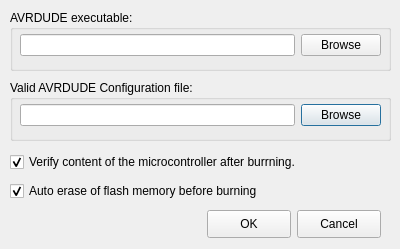
positronic57/USBtinyISPGUI, file configureDialog.ui: the form before one commit.
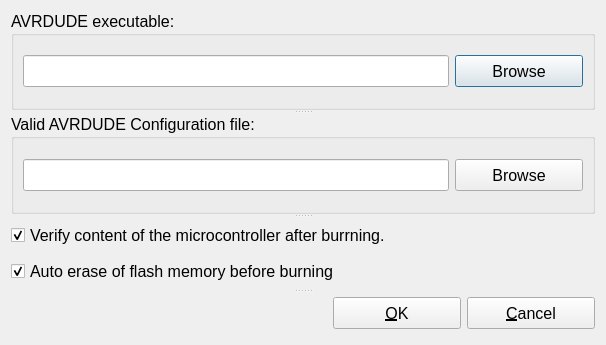
The form after the commit.

```diff
--- a/configureDialog.ui
+++ b/configureDialog.ui
@@ -6,8 +6,8 @@
    <rect>
     <x>0</x>
     <y>0</y>
-    <width>400</width>
-    <height>249</height>
+    <width>606</width>
+    <height>345</height>
    </rect>
   </property>
   <property name="font">
@@ -19,69 +19,32 @@
   <property name="windowTitle">
    <string>Configure USBtinyISP GUI</string>
   </property>
-  <widget class="QGroupBox" name="groupBox">
-   <property name="geometry">
-    <rect>
-     <x>10</x>
-     <y>80</y>
-     <width>381</width>
-     <height>61</height>
-    </rect>
-   </property>
-   <property name="title">
-    <string>Valid AVRDUDE Configuration file:</string>
-   </property>
-   <widget class="QWidget" name="layoutWidget">
-    <property name="geometry">
-     <rect>
-      <x>10</x>
-      <y>20</y>
-      <width>361</width>
-      <height>30</height>
-     </rect>
-    </property>
-    <layout class="QHBoxLayout" name="horizontalLayout_2">
+  <layout class="QHBoxLayout" name="horizontalLayout_5">
      <item>
-      <widget class="QLineEdit" name="confFileLineEdit">
-       <property name="text">
-        <string/>
-       </property>
-      </widget>
-     </item>
-     <item>
-      <widget class="QPushButton" name="confBrowsePushButton">
-       <property name="text">
-        <string>Browse</string>
-       </property>
-      </widget>
-     </item>
-    </layout>
-   </widget>
-  </widget>
+    <widget class="QSplitter" name="splitter">
+     <property name="orientation">
+      <enum>Qt::Vertical</enum>
+     </property>
   <widget class="QGroupBox" name="groupBox_2">
-   <property name="geometry">
-    <rect>
-     <x>10</x>
-     <y>10</y>
-     <width>381</width>
-     <height>61</height>
-    </rect>
+      <property name="font">
+       <font>
+        <pointsize>12</pointsize>
+       </font>
    </property>
    <property name="title">
     <string>AVRDUDE executable:</string>
    </property>
-   <widget class="QWidget" name="layoutWidget">
-    <property name="geometry">
-     <rect>
-      <x>10</x>
-      <y>20</y>
-      <width>361</width>
-      <height>30</height>
-     </rect>
-    </property>
+      <layout class="QVBoxLayout" name="verticalLayout_3">
+       <item>
     <layout class="QHBoxLayout" name="horizontalLayout">
      <item>
       <widget class="QLineEdit" name="avrdudeExecLineEdit">
+           <property name="minimumSize">
+            <size>
+             <width>0</width>
+             <height>32</height>
+            </size>
+           </property>
        <property name="text">
         <string/>
        </property>
@@ -89,52 +52,72 @@
      </item>
      <item>
       <widget class="QPushButton" name="execBrowsePushButton">
+           <property name="minimumSize">
+            <size>
+             <width>128</width>
+             <height>32</height>
+            </size>
+           </property>
        <property name="text">
         <string>Browse</string>
        </property>
       </widget>
      </item>
     </layout>
-   </widget>
-  </widget>
-  <widget class="QPushButton" name="OKPushButton">
-   <property name="geometry">
-    <rect>
-     <x>207</x>
-     <y>210</y>
-     <width>84</width>
-     <height>28</height>
-    </rect>
-   </property>
+       </item>
+      </layout>
+     </widget>
+     <widget class="QGroupBox" name="groupBox">
+      <property name="font">
+       <font>
+        <pointsize>12</pointsize>
+       </font>
+      </property>
+      <property name="title">
+       <string>Valid AVRDUDE Configuration file:</string>
+      </property>
+      <layout class="QVBoxLayout" name="verticalLayout_2">
+       <item>
+        <layout class="QHBoxLayout" name="horizontalLayout_2">
+         <item>
+          <widget class="QLineEdit" name="confFileLineEdit">
+           <property name="minimumSize">
+            <size>
+             <width>0</width>
+             <height>32</height>
+            </size>
+           </property>
    <property name="text">
-    <string>OK</string>
-   </property>
-  </widget>
-  <widget class="QPushButton" name="cancelPushButton">
-   <property name="geometry">
-    <rect>
-     <x>297</x>
-     <y>210</y>
-     <width>84</width>
-     <height>28</height>
-    </rect>
+            <string/>
+           </property>
+          </widget>
+         </item>
+         <item>
+          <widget class="QPushButton" name="confBrowsePushButton">
+           <property name="minimumSize">
+            <size>
+             <width>128</width>
+             <height>32</height>
+            </size>
    </property>
    <property name="text">
-    <string>Cancel</string>
-   </property>
+            <string>Browse</string>
+           </property>
+          </widget>
+         </item>
+        </layout>
+       </item>
+      </layout>
   </widget>
   <widget class="QWidget" name="layoutWidget">
-   <property name="geometry">
-    <rect>
-     <x>10</x>
-     <y>149</y>
-     <width>363</width>
-     <height>56</height>
-    </rect>
-   </property>
    <layout class="QVBoxLayout" name="verticalLayout">
     <item>
      <widget class="QCheckBox" name="verifyCheckBox">
+         <property name="font">
+          <font>
+           <pointsize>12</pointsize>
+          </font>
+         </property>
       <property name="text">
        <string>Verify content of the microcontroller after burrning.</string>
       </property>
@@ -145,6 +128,11 @@
     </item>
     <item>
      <widget class="QCheckBox" name="disableAutoEraseCheckBox">
+         <property name="font">
+          <font>
+           <pointsize>12</pointsize>
+          </font>
+         </property>
       <property name="text">
        <string>Auto erase of flash memory before burning</string>
       </property>
@@ -155,6 +143,66 @@
     </item>
    </layout>
   </widget>
+     <widget class="QWidget" name="layoutWidget">
+      <layout class="QHBoxLayout" name="horizontalLayout_4">
+       <item>
+        <spacer name="horizontalSpacer">
+         <property name="orientation">
+          <enum>Qt::Horizontal</enum>
+         </property>
+         <property name="sizeHint" stdset="0">
+          <size>
+           <width>178</width>
+           <height>20</height>
+          </size>
+         </property>
+        </spacer>
+       </item>
+       <item>
+        <layout class="QHBoxLayout" name="horizontalLayout_3">
+         <item>
+          <widget class="QPushButton" name="OKPushButton">
+           <property name="minimumSize">
+            <size>
+             <width>128</width>
+             <height>32</height>
+            </size>
+           </property>
+           <property name="font">
+            <font>
+             <pointsize>12</pointsize>
+            </font>
+           </property>
+           <property name="text">
+            <string>&amp;OK</string>
+           </property>
+          </widget>
+         </item>
+         <item>
+          <widget class="QPushButton" name="cancelPushButton">
+           <property name="minimumSize">
+            <size>
+             <width>128</width>
+             <height>32</height>
+            </size>
+           </property>
+           <property name="font">
+            <font>
+             <pointsize>12</pointsize>
+            </font>
+           </property>
+           <property name="text">
+            <string>&amp;Cancel</string>
+           </property>
+          </widget>
+         </item>
+        </layout>
+       </item>
+      </layout>
+     </widget>
+    </widget>
+   </item>
+  </layout>
  </widget>
  <tabstops>
   <tabstop>avrdudeExecLineEdit</tabstop>
```
Lines whose indentation alone changed are shown as unchanged.
